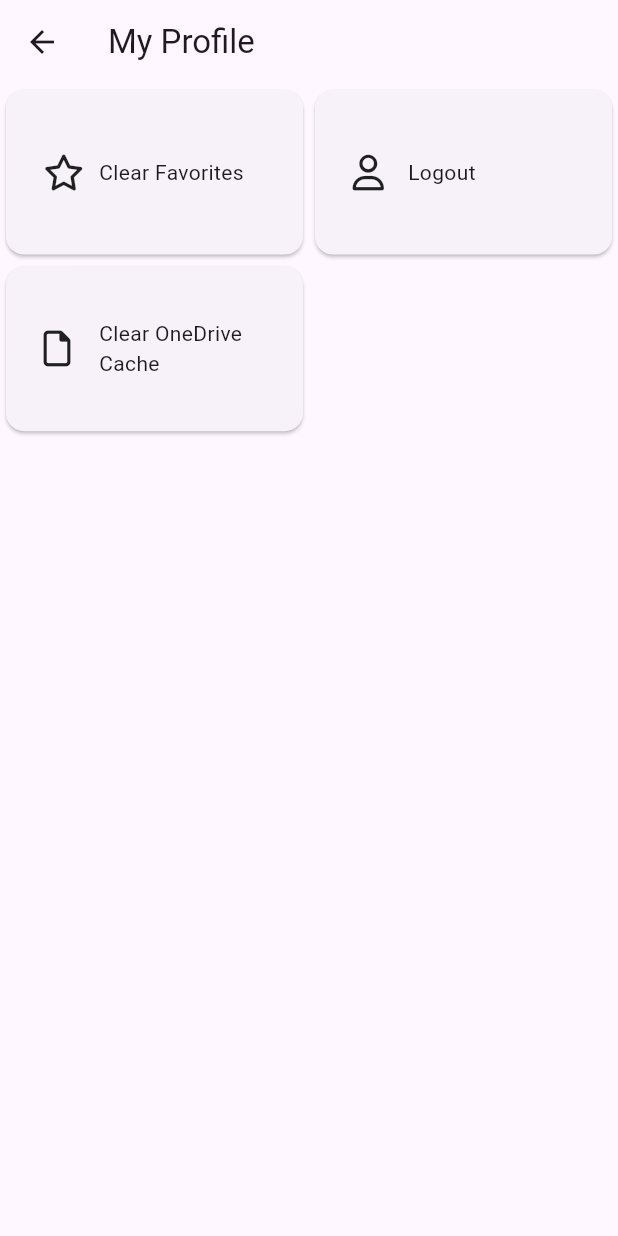
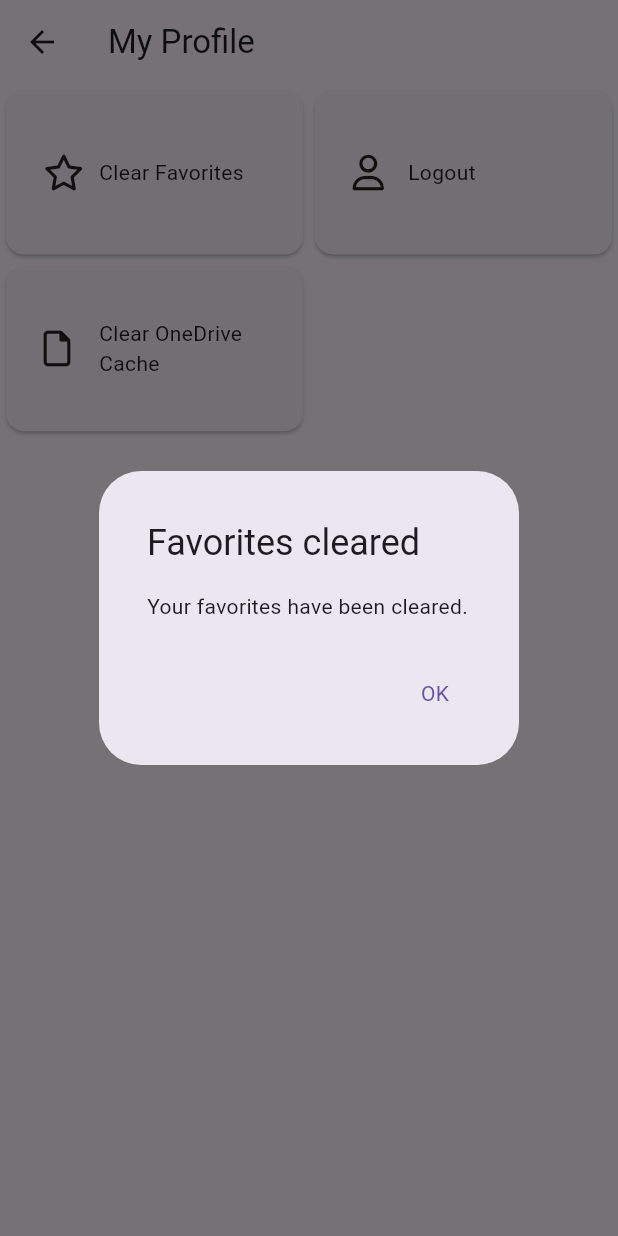
Before and after one commit to alexstrugacz/normandy-app, a Flutter app: the Profile screen opened by its route, after a tap on "Clear Favorites", on a phone screen of 412 x 824 dp. Run offline on Flutter 3.47's test engine with Material 3 defaults, Android fonts, the phone set to English and light mode, and no system bars; our stand-ins replace camera, flutter_svg, font_awesome_flutter, permission_handler, shared_preferences; accounts and stored records are empty; network calls fail.

Commit message:
Added Google maps redirect; alert for favorite clearing

```diff
--- a/NormandyAppProject/normandy_app/lib/src/profile.dart
+++ b/NormandyAppProject/normandy_app/lib/src/profile.dart
@@ -8,6 +8,7 @@ import 'components/grid_card.dart';
 
 class Profile extends StatelessWidget {
   const Profile({super.key});
+
   @override
   Widget build(BuildContext context) {
     return Scaffold(
@@ -25,6 +26,7 @@ class Profile extends StatelessWidget {
                 final SharedPreferences prefs =
                     await SharedPreferences.getInstance();
                 await prefs.setStringList('favoriteContacts', []);
+                showAlertDialog(context);
               },
             ),
             GridCard(
@@ -53,3 +55,31 @@ class Profile extends StatelessWidget {
     );
   }
 }
+
+showAlertDialog(BuildContext context) {
+
+  // set up the button
+  Widget okButton = TextButton(
+    child: const Text("OK"),
+    onPressed: () {
+      Navigator.of(context).pop();
+    },
+  );
+
+  // set up the AlertDialog
+  AlertDialog alert = AlertDialog(
+    title: const Padding(padding: EdgeInsets.only(top: 8, left: 8, right: 8), child: Text("Favorites cleared")),
+    content: const Padding(padding: EdgeInsets.only(top: 0, left: 8, right: 8), child: Text("Your favorites have been cleared.")),
+    actions: [
+      okButton,
+    ]
+  );
+
+  // show the dialog
+  showDialog(
+    context: context,
+    builder: (BuildContext context) {
+      return alert;
+    },
+  );
+}
```
Also changed, not shown: NormandyAppProject/normandy_app/lib/src/business_contacts/business_contact_details.dart (+13 -1 lines), NormandyAppProject/normandy_app/lib/src/business_contacts/business_contacts_list.dart (+42 -48 lines), NormandyAppProject/normandy_app/lib/src/business_contacts/launch_google_maps.dart (added, +10 -0 lines).
